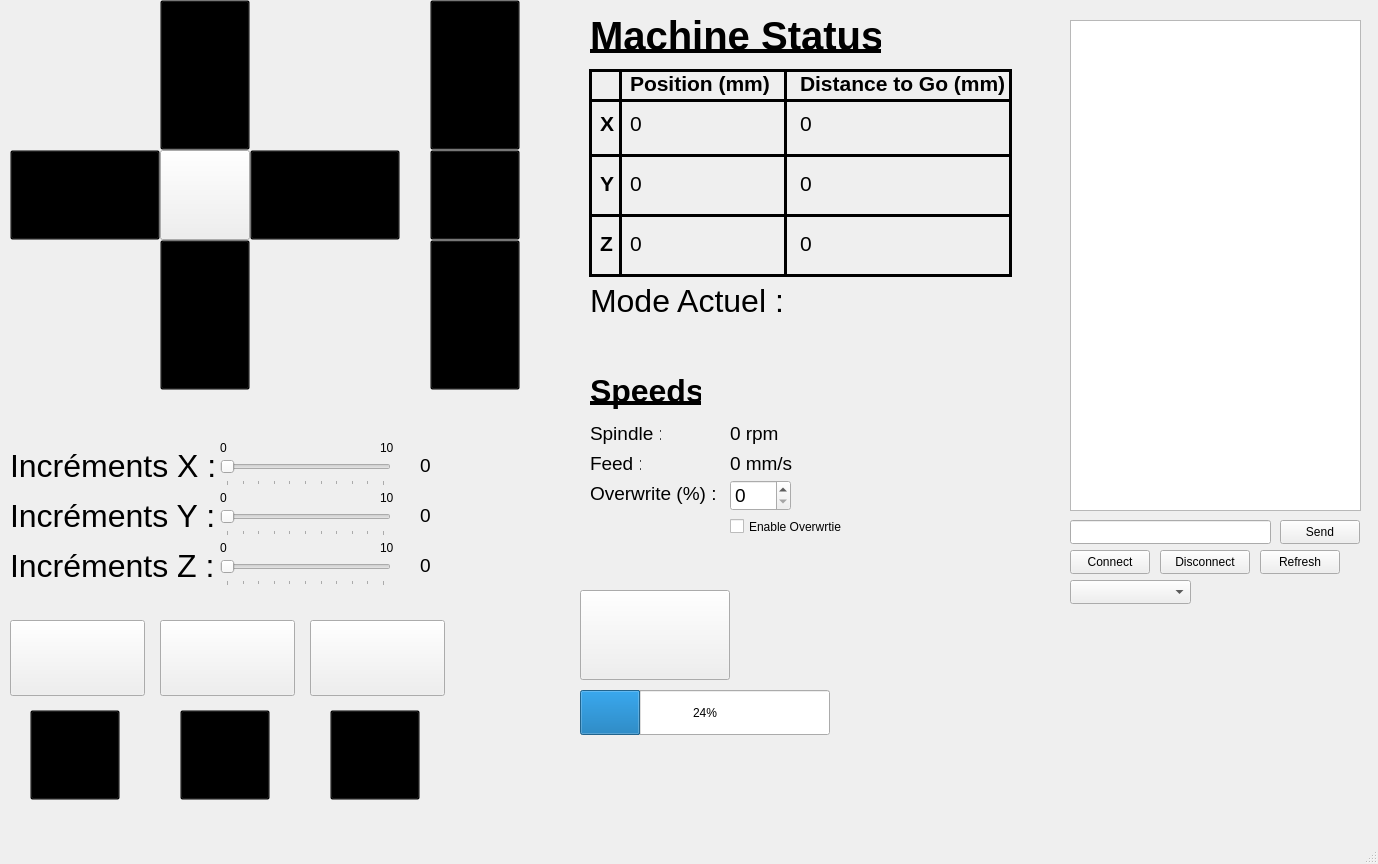
Above: GUI/GUI_PCBUS/form.ui from 7antoine7/PCBUS before the change. Below: the same form after it.
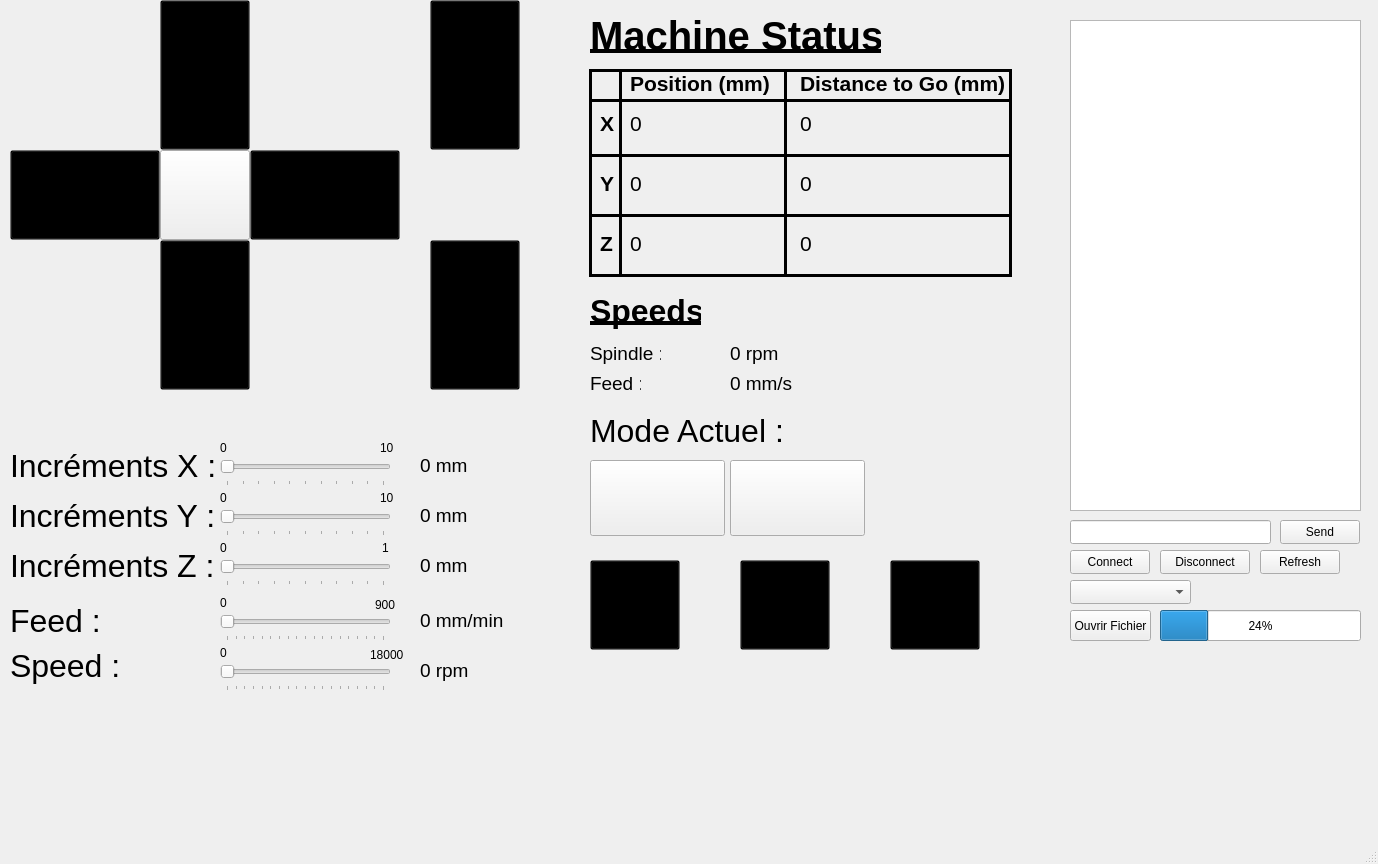
That is the form after the change. Icons and pictures are not drawn.

Commit message: Ajout controle des feed and speed -- Enlever mode auto

What changed in the file:
```diff
--- a/GUI/GUI_PCBUS/form.ui
+++ b/GUI/GUI_PCBUS/form.ui
@@ -137,29 +137,11 @@
      <string/>
     </property>
    </widget>
-   <widget class="QPushButton" name="mesh">
-    <property name="geometry">
-     <rect>
-      <x>430</x>
-      <y>150</y>
-      <width>90</width>
-      <height>90</height>
-     </rect>
-    </property>
-    <property name="styleSheet">
-     <string notr="true">image: url(:/images/assets/mesh_button.png);
-background-color: transparent;
-</string>
-    </property>
-    <property name="text">
-     <string/>
-    </property>
-   </widget>
    <widget class="QPushButton" name="play">
     <property name="geometry">
      <rect>
-      <x>30</x>
-      <y>710</y>
+      <x>590</x>
+      <y>560</y>
       <width>90</width>
       <height>90</height>
      </rect>
@@ -175,8 +157,8 @@
    <widget class="QPushButton" name="pause">
     <property name="geometry">
      <rect>
-      <x>180</x>
-      <y>710</y>
+      <x>740</x>
+      <y>560</y>
       <width>90</width>
       <height>90</height>
      </rect>
@@ -193,8 +175,8 @@
    <widget class="QPushButton" name="stop">
     <property name="geometry">
      <rect>
-      <x>330</x>
-      <y>710</y>
+      <x>890</x>
+      <y>560</y>
       <width>90</width>
       <height>90</height>
      </rect>
@@ -273,8 +255,8 @@
    <widget class="QPushButton" name="modeManBtn">
     <property name="geometry">
      <rect>
-      <x>160</x>
-      <y>620</y>
+      <x>590</x>
+      <y>460</y>
       <width>135</width>
       <height>76</height>
      </rect>
@@ -287,28 +269,11 @@
      <string/>
     </property>
    </widget>
-   <widget class="QPushButton" name="modeAutoBtn">
-    <property name="geometry">
-     <rect>
-      <x>10</x>
-      <y>620</y>
-      <width>135</width>
-      <height>76</height>
-     </rect>
-    </property>
-    <property name="styleSheet">
-     <string notr="true">image: url(:/images/assets/mode_auto.png);
-</string>
-    </property>
-    <property name="text">
-     <string/>
-    </property>
-   </widget>
    <widget class="QPushButton" name="modeSingleBtn">
     <property name="geometry">
      <rect>
-      <x>310</x>
-      <y>620</y>
+      <x>730</x>
+      <y>460</y>
       <width>135</width>
       <height>76</height>
      </rect>
@@ -324,10 +289,10 @@
    <widget class="QProgressBar" name="progressBar">
     <property name="geometry">
      <rect>
-      <x>580</x>
-      <y>690</y>
-      <width>250</width>
-      <height>45</height>
+      <x>1160</x>
+      <y>610</y>
+      <width>201</width>
+      <height>31</height>
      </rect>
     </property>
     <property name="value">
@@ -358,7 +323,7 @@
     <property name="geometry">
      <rect>
       <x>590</x>
-      <y>370</y>
+      <y>290</y>
       <width>111</width>
       <height>41</height>
      </rect>
@@ -374,22 +339,6 @@
      <string>Speeds</string>
     </property>
    </widget>
-   <widget class="QPushButton" name="openFile">
-    <property name="geometry">
-     <rect>
-      <x>580</x>
-      <y>590</y>
-      <width>150</width>
-      <height>90</height>
-     </rect>
-    </property>
-    <property name="styleSheet">
-     <string notr="true">image: url(:/assets/ouvrir_fichier_boutton.png);</string>
-    </property>
-    <property name="text">
-     <string/>
-    </property>
-   </widget>
    <widget class="QSlider" name="IncXSld">
     <property name="geometry">
      <rect>
@@ -478,7 +427,7 @@
      <rect>
       <x>420</x>
       <y>455</y>
-      <width>51</width>
+      <width>91</width>
       <height>21</height>
      </rect>
     </property>
@@ -488,7 +437,7 @@
      </font>
     </property>
     <property name="text">
-     <string>0</string>
+     <string>0 mm</string>
     </property>
    </widget>
    <widget class="QLabel" name="valueIncY">
@@ -496,7 +445,7 @@
      <rect>
       <x>420</x>
       <y>505</y>
-      <width>51</width>
+      <width>71</width>
       <height>21</height>
      </rect>
     </property>
@@ -506,7 +455,7 @@
      </font>
     </property>
     <property name="text">
-     <string>0 </string>
+     <string>0 mm</string>
     </property>
    </widget>
    <widget class="QLabel" name="valueIncZ">
@@ -514,7 +463,7 @@
      <rect>
       <x>420</x>
       <y>555</y>
-      <width>51</width>
+      <width>81</width>
       <height>21</height>
      </rect>
     </property>
@@ -524,7 +473,7 @@
      </font>
     </property>
     <property name="text">
-     <string>0 </string>
+     <string>0 mm</string>
     </property>
    </widget>
    <widget class="QLabel" name="label_6">
@@ -556,14 +505,14 @@
    <widget class="QLabel" name="label_8">
     <property name="geometry">
      <rect>
-      <x>380</x>
+      <x>382</x>
       <y>540</y>
       <width>16</width>
       <height>16</height>
      </rect>
     </property>
     <property name="text">
-     <string>10</string>
+     <string>1</string>
     </property>
    </widget>
    <widget class="QLabel" name="label_9">
@@ -583,7 +532,7 @@
     <property name="geometry">
      <rect>
       <x>590</x>
-      <y>420</y>
+      <y>340</y>
       <width>71</width>
       <height>27</height>
      </rect>
@@ -601,7 +550,7 @@
     <property name="geometry">
      <rect>
       <x>590</x>
-      <y>450</y>
+      <y>370</y>
       <width>51</width>
       <height>27</height>
      </rect>
@@ -615,47 +564,11 @@
      <string>Feed : </string>
     </property>
    </widget>
-   <widget class="QLabel" name="label_5">
-    <property name="geometry">
-     <rect>
-      <x>590</x>
-      <y>480</y>
-      <width>131</width>
-      <height>27</height>
-     </rect>
-    </property>
-    <property name="font">
-     <font>
-      <pointsize>14</pointsize>
-     </font>
-    </property>
-    <property name="text">
-     <string>Overwrite (%) :</string>
-    </property>
-   </widget>
-   <widget class="QSpinBox" name="overwriteSpeeds">
-    <property name="geometry">
-     <rect>
-      <x>730</x>
-      <y>480</y>
-      <width>61</width>
-      <height>31</height>
-     </rect>
-    </property>
-    <property name="font">
-     <font>
-      <pointsize>14</pointsize>
-     </font>
-    </property>
-    <property name="singleStep">
-     <number>5</number>
-    </property>
-   </widget>
    <widget class="QLabel" name="feedSpeed">
     <property name="geometry">
      <rect>
       <x>730</x>
-      <y>450</y>
+      <y>370</y>
       <width>82</width>
       <height>27</height>
      </rect>
@@ -673,7 +586,7 @@
     <property name="geometry">
      <rect>
       <x>730</x>
-      <y>420</y>
+      <y>340</y>
       <width>82</width>
       <height>27</height>
      </rect>
@@ -687,19 +600,6 @@
      <string>0 rpm</string>
     </property>
    </widget>
-   <widget class="QCheckBox" name="checkBox">
-    <property name="geometry">
-     <rect>
-      <x>730</x>
-      <y>510</y>
-      <width>121</width>
-      <height>33</height>
-     </rect>
-    </property>
-    <property name="text">
-     <string>Enable Overwrtie</string>
-    </property>
-   </widget>
    <widget class="QLabel" name="label_12">
     <property name="geometry">
      <rect>
@@ -1136,7 +1036,7 @@
     <property name="geometry">
      <rect>
       <x>590</x>
-      <y>280</y>
+      <y>410</y>
       <width>451</width>
       <height>41</height>
      </rect>
@@ -1199,6 +1099,187 @@
      <string>Disconnect</string>
     </property>
    </widget>
+   <widget class="QPushButton" name="openFile">
+    <property name="geometry">
+     <rect>
+      <x>1070</x>
+      <y>610</y>
+      <width>81</width>
+      <height>31</height>
+     </rect>
+    </property>
+    <property name="text">
+     <string>Ouvrir Fichier</string>
+    </property>
+   </widget>
+   <widget class="QLabel" name="label_10">
+    <property name="geometry">
+     <rect>
+      <x>370</x>
+      <y>645</y>
+      <width>41</width>
+      <height>20</height>
+     </rect>
+    </property>
+    <property name="text">
+     <string>18000</string>
+    </property>
+   </widget>
+   <widget class="QLabel" name="label_11">
+    <property name="geometry">
+     <rect>
+      <x>220</x>
+      <y>645</y>
+      <width>16</width>
+      <height>16</height>
+     </rect>
+    </property>
+    <property name="text">
+     <string>0</string>
+    </property>
+   </widget>
+   <widget class="QSlider" name="IncSpeedSld">
+    <property name="geometry">
+     <rect>
+      <x>220</x>
+      <y>660</y>
+      <width>171</width>
+      <height>31</height>
+     </rect>
+    </property>
+    <property name="maximum">
+     <number>18000</number>
+    </property>
+    <property name="pageStep">
+     <number>1000</number>
+    </property>
+    <property name="orientation">
+     <enum>Qt::Horizontal</enum>
+    </property>
+    <property name="tickPosition">
+     <enum>QSlider::TicksBelow</enum>
+    </property>
+   </widget>
+   <widget class="QLabel" name="Incy_2">
+    <property name="geometry">
+     <rect>
+      <x>10</x>
+      <y>605</y>
+      <width>211</width>
+      <height>31</height>
+     </rect>
+    </property>
+    <property name="font">
+     <font>
+      <pointsize>24</pointsize>
+     </font>
+    </property>
+    <property name="text">
+     <string>Feed :</string>
+    </property>
+   </widget>
+   <widget class="QLabel" name="label_17">
+    <property name="geometry">
+     <rect>
+      <x>220</x>
+      <y>595</y>
+      <width>16</width>
+      <height>16</height>
+     </rect>
+    </property>
+    <property name="text">
+     <string>0</string>
+    </property>
+   </widget>
+   <widget class="QLabel" name="valueIncSpeed">
+    <property name="geometry">
+     <rect>
+      <x>420</x>
+      <y>660</y>
+      <width>131</width>
+      <height>21</height>
+     </rect>
+    </property>
+    <property name="font">
+     <font>
+      <pointsize>14</pointsize>
+     </font>
+    </property>
+    <property name="text">
+     <string>0 rpm</string>
+    </property>
+   </widget>
+   <widget class="QLabel" name="IncZ_2">
+    <property name="geometry">
+     <rect>
+      <x>10</x>
+      <y>640</y>
+      <width>211</width>
+      <height>51</height>
+     </rect>
+    </property>
+    <property name="font">
+     <font>
+      <pointsize>24</pointsize>
+     </font>
+    </property>
+    <property name="text">
+     <string>Speed :</string>
+    </property>
+   </widget>
+   <widget class="QLabel" name="valueIncFeed">
+    <property name="geometry">
+     <rect>
+      <x>420</x>
+      <y>610</y>
+      <width>121</width>
+      <height>21</height>
+     </rect>
+    </property>
+    <property name="font">
+     <font>
+      <pointsize>14</pointsize>
+     </font>
+    </property>
+    <property name="text">
+     <string>0 mm/min</string>
+    </property>
+   </widget>
+   <widget class="QLabel" name="label_18">
+    <property name="geometry">
+     <rect>
+      <x>375</x>
+      <y>595</y>
+      <width>21</width>
+      <height>20</height>
+     </rect>
+    </property>
+    <property name="text">
+     <string>900</string>
+    </property>
+   </widget>
+   <widget class="QSlider" name="IncFeedSld">
+    <property name="geometry">
+     <rect>
+      <x>220</x>
+      <y>610</y>
+      <width>171</width>
+      <height>31</height>
+     </rect>
+    </property>
+    <property name="maximum">
+     <number>900</number>
+    </property>
+    <property name="pageStep">
+     <number>50</number>
+    </property>
+    <property name="orientation">
+     <enum>Qt::Horizontal</enum>
+    </property>
+    <property name="tickPosition">
+     <enum>QSlider::TicksBelow</enum>
+    </property>
+   </widget>
   </widget>
   <widget class="QMenuBar" name="menubar">
    <property name="geometry">
```
Left out of the diff: 2 changed lines with no effect on the pictures. The commit also changes 3 other files.
